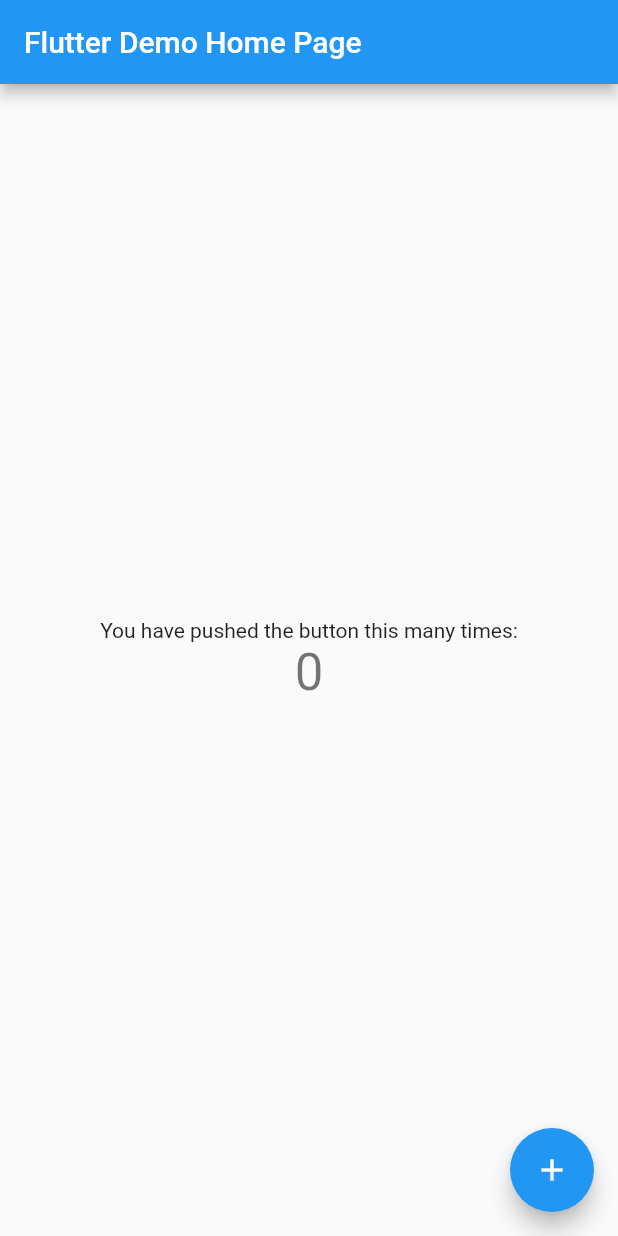
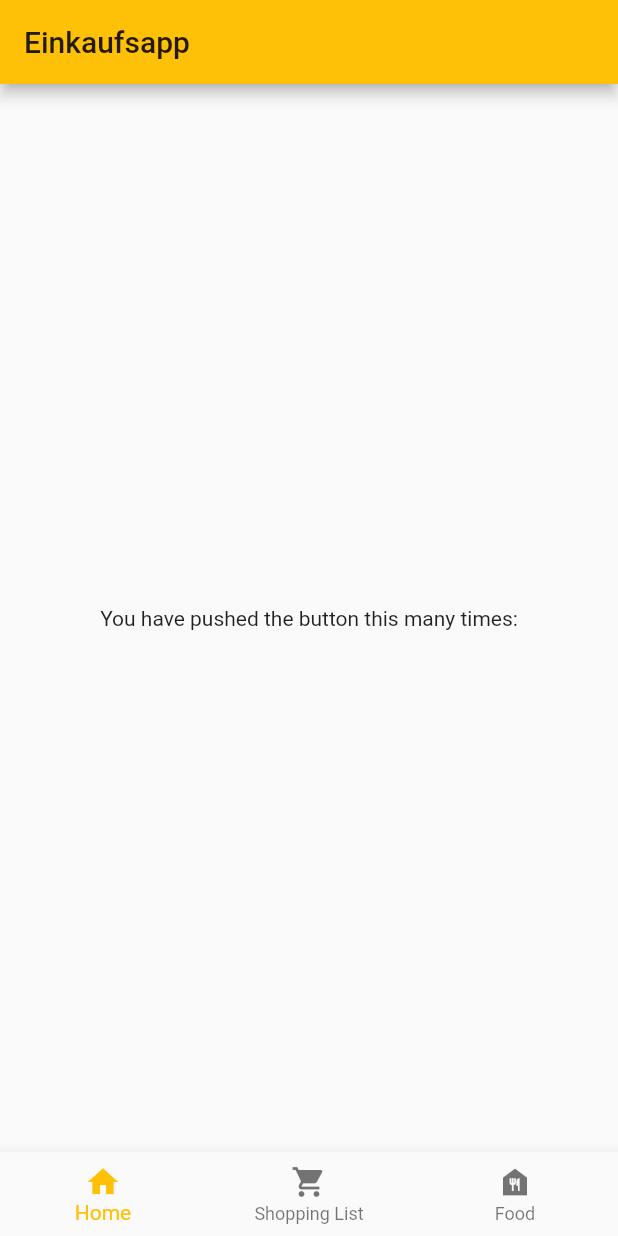
Before and after one commit to MGM12-de/shopping-app, a Flutter app: the screen it shows after launch, on a phone screen of 412 x 824 dp. Run offline on Flutter 3.47's test engine with Material 2 defaults, Android fonts, the phone set to English and light mode, and no system bars; our stand-ins replace firebase_core, firebase_crashlytics; accounts and stored records are empty.

```diff
--- a/lib/main.dart
+++ b/lib/main.dart
@@ -1,6 +1,15 @@
+import 'package:firebase_crashlytics/firebase_crashlytics.dart';
 import 'package:flutter/material.dart';
+import 'package:firebase_core/firebase_core.dart';
 
-void main() {
+Future<void> main() async {
+  WidgetsFlutterBinding.ensureInitialized();
+  await Firebase.initializeApp();
+  await FirebaseCrashlytics.instance
+        .setCrashlyticsCollectionEnabled(true);
+
+  // Pass all uncaught errors from the framework to Crashlytics.
+  FlutterError.onError = FirebaseCrashlytics.instance.recordFlutterError;
   runApp(MyApp());
 }
 
@@ -9,7 +18,7 @@ class MyApp extends StatelessWidget {
   @override
   Widget build(BuildContext context) {
     return MaterialApp(
-      title: 'Flutter Demo',
+      title: 'Einkaufsapp',
       theme: ThemeData(
         // This is the theme of your application.
         //
@@ -20,13 +29,13 @@ class MyApp extends StatelessWidget {
         // or simply save your changes to "hot reload" in a Flutter IDE).
         // Notice that the counter didn't reset back to zero; the application
         // is not restarted.
-        primarySwatch: Colors.blue,
+        primarySwatch: Colors.amber,
         // This makes the visual density adapt to the platform that you run
         // the app on. For desktop platforms, the controls will be smaller and
         // closer together (more dense) than on mobile platforms.
         visualDensity: VisualDensity.adaptivePlatformDensity,
       ),
-      home: MyHomePage(title: 'Flutter Demo Home Page'),
+      home: MyHomePage(title: 'Einkaufsapp'),
     );
   }
 }
@@ -47,19 +56,15 @@ class MyHomePage extends StatefulWidget {
 
   @override
   _MyHomePageState createState() => _MyHomePageState();
+
 }
 
 class _MyHomePageState extends State<MyHomePage> {
-  int _counter = 0;
+int _selectedIndex = 0;
 
-  void _incrementCounter() {
+void _onItemTapped(int index) {
     setState(() {
-      // This call to setState tells the Flutter framework that something has
-      // changed in this State, which causes it to rerun the build method below
-      // so that the display can reflect the updated values. If we changed
-      // _counter without calling setState(), then the build method would not be
-      // called again, and so nothing would appear to happen.
-      _counter++;
+      _selectedIndex = index;
     });
   }
 
@@ -77,6 +82,16 @@ class _MyHomePageState extends State<MyHomePage> {
         // the App.build method, and use it to set our appbar title.
         title: Text(widget.title),
       ),
+      bottomNavigationBar: BottomNavigationBar(
+          items: const <BottomNavigationBarItem>[
+            BottomNavigationBarItem(icon: Icon(Icons.home), label: 'Home'),
+            BottomNavigationBarItem(icon: Icon(Icons.shopping_cart), label: 'Shopping List'),
+            BottomNavigationBarItem(icon: Icon(Icons.food_bank), label: 'Food')
+          ],
+          currentIndex: _selectedIndex,
+          selectedItemColor: Colors.amber,
+          onTap: _onItemTapped,
+        ),
       body: Center(
         // Center is a layout widget. It takes a single child and positions it
         // in the middle of the parent.
@@ -100,18 +115,9 @@ class _MyHomePageState extends State<MyHomePage> {
             Text(
               'You have pushed the button this many times:',
             ),
-            Text(
-              '$_counter',
-              style: Theme.of(context).textTheme.headline4,
-            ),
           ],
         ),
-      ),
-      floatingActionButton: FloatingActionButton(
-        onPressed: _incrementCounter,
-        tooltip: 'Increment',
-        child: Icon(Icons.add),
-      ), // This trailing comma makes auto-formatting nicer for build methods.
+      ),// This trailing comma makes auto-formatting nicer for build methods.
     );
   }
 }
--- a/pubspec.yaml
+++ b/pubspec.yaml
@@ -25,8 +25,11 @@ dependencies:
     sdk: flutter
     # Add the dependency for the Firebase Core Flutter SDK
   firebase_core: ^0.7.0
-   # Add the dependency for the FlutterFire plugin for Google Analytics
+   # Add the dependency for the FlutterFire plugin
   firebase_analytics: ^7.0.1
+  firebase_crashlytics: ^0.4.0+1
+  firebase_performance: ^0.5.0+1
+  firebase_auth: ^0.20.0+1
 
 
   # The following adds the Cupertino Icons font to your application.
```
Also changed, not shown: pubspec.lock.
